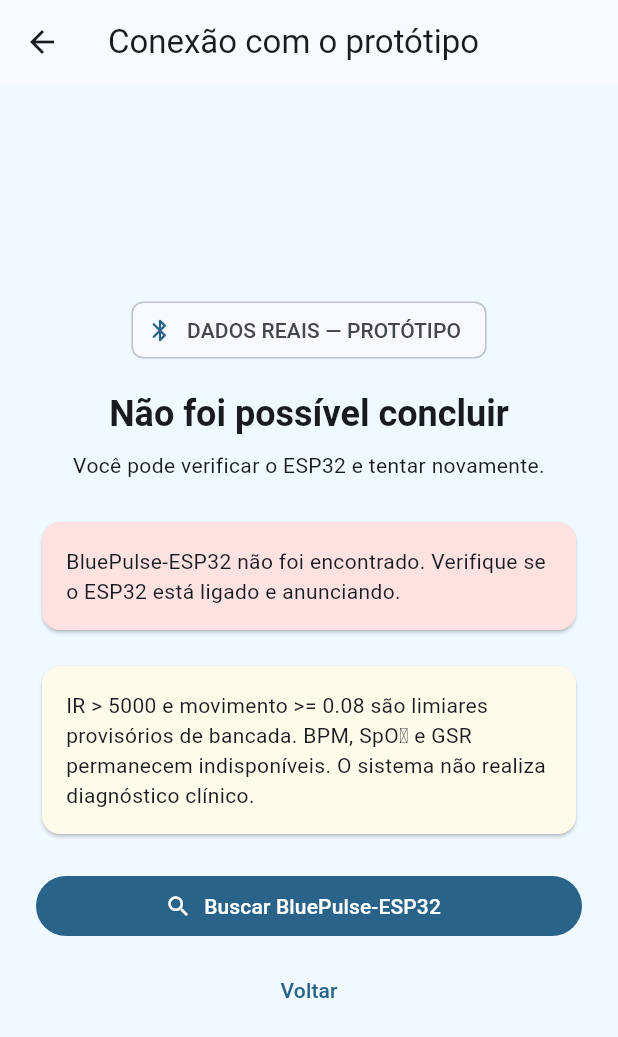
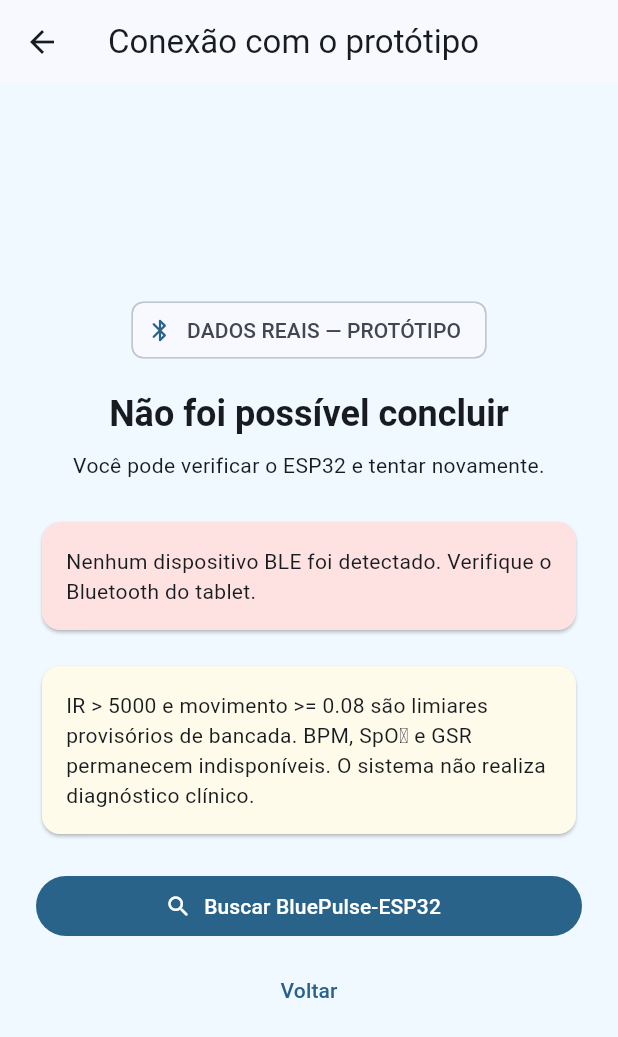
Before and after one commit to cesargrobe/bluepulse, a Flutter app: the BleMonitoringScreen screen opened directly with empty values, after a tap on "Buscar BluePulse-ESP32", on a phone screen of 412 x 824 dp. Shown: the top 1037 px of the screen. Run offline on Flutter 3.47's test engine with Material 3 defaults, Android fonts, the light colour scheme and no system bars; our stand-ins replace flutter_blue_plus.

Commit message:
fix: amplia diagnostico da busca BLE

```diff
--- a/app/lib/src/screens/ble_monitoring_screen.dart
+++ b/app/lib/src/screens/ble_monitoring_screen.dart
@@ -22,6 +22,7 @@ class _BleMonitoringScreenState extends State<BleMonitoringScreen> {
   BluetoothDevice? _device;
   BluePulseBlePacket? _packet;
   String? _message;
+  int _nearbyDevices = 0;
   StreamSubscription<List<ScanResult>>? _scanSubscription;
   StreamSubscription<BluetoothConnectionState>? _connectionSubscription;
   StreamSubscription<List<int>>? _sampleSubscription;
@@ -31,6 +32,7 @@ class _BleMonitoringScreenState extends State<BleMonitoringScreen> {
       _stage = _BleStage.scanning;
       _device = null;
       _message = null;
+      _nearbyDevices = 0;
     });
 
     try {
@@ -48,11 +50,14 @@ class _BleMonitoringScreenState extends State<BleMonitoringScreen> {
 
       await _scanSubscription?.cancel();
       _scanSubscription = FlutterBluePlus.onScanResults.listen((results) {
-        if (results.isNotEmpty) {
-          // A busca já é filtrada pelo UUID exclusivo do serviço BluePulse.
-          // O nome pode chegar vazio em alguns adaptadores BLE e não deve ser
-          // usado como segundo requisito para reconhecer o protótipo.
-          final result = results.first;
+        if (mounted) setState(() => _nearbyDevices = results.length);
+        for (final result in results) {
+          final advertisement = result.advertisementData;
+          final hasBluePulseService = advertisement.serviceUuids.contains(
+            Guid(bluePulseServiceUuid),
+          );
+          if (advertisement.advName == bluePulseDeviceName ||
+              hasBluePulseService) {
             FlutterBluePlus.stopScan();
             if (mounted) {
               setState(() {
@@ -60,19 +65,20 @@ class _BleMonitoringScreenState extends State<BleMonitoringScreen> {
                 _stage = _BleStage.found;
               });
             }
+            return;
+          }
         }
       });
 
-      await FlutterBluePlus.startScan(
-        withServices: [Guid(bluePulseServiceUuid)],
-        timeout: const Duration(seconds: 10),
-      );
+      await FlutterBluePlus.startScan(timeout: const Duration(seconds: 10));
       await FlutterBluePlus.isScanning.where((value) => !value).first;
 
       if (mounted && _device == null) {
         setState(() {
           _stage = _BleStage.error;
-          _message = 'BluePulse-ESP32 não foi encontrado. Verifique se o ESP32 está ligado e anunciando.';
+          _message = _nearbyDevices == 0
+              ? 'Nenhum dispositivo BLE foi detectado. Verifique o Bluetooth do tablet.'
+              : 'Foram detectados $_nearbyDevices dispositivos BLE próximos, mas nenhum anunciou o nome ou o serviço BluePulse. Verifique se o OLED mostra BLE: ANUNCIANDO.';
         });
       }
     } catch (error) {
```
Lines whose indentation alone changed are shown as unchanged.
